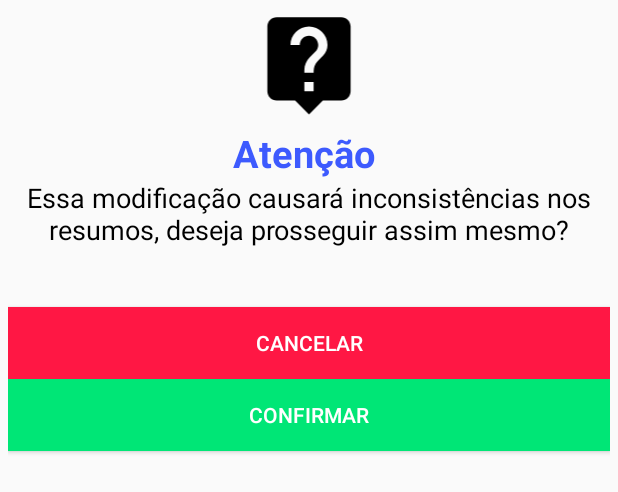
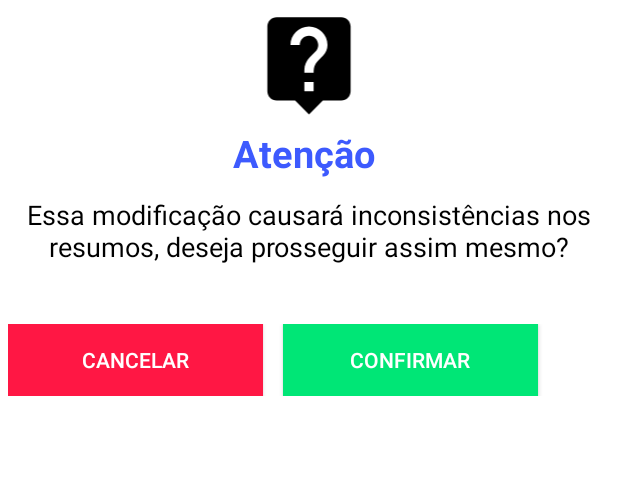
Before and after one commit to vanessakoch/babyroutine, an Android app: the layout dialog_remove.xml on its own in the app's theme, with its tools: preview values and no code run, on a phone screen of 412 x 824 dp. Shown: the top 492 px of the screen. Run offline under Robolectric (Android 15) with nearby library versions, the phone set to English and light mode, and no system bars.

Commit message:
mudanças no resumo completo das atividades

```diff
--- a/app/src/main/java/com/example/baby_routine/EventDao.java
+++ b/app/src/main/java/com/example/baby_routine/EventDao.java
@@ -40,6 +40,10 @@ public interface EventDao {
     @Query("SELECT hour FROM event WHERE `action` LIKE :action AND date LIKE :date ")
     List<String> getHours(String action, String date);
 
+    @Query("SELECT hour FROM event WHERE date LIKE :date ORDER BY id LIMIT 1")
+    String getHoursEvent(String date);
+
+
     @Query("SELECT COUNT(*) FROM event WHERE `action` LIKE :action AND date LIKE :date ")
     int countEvent(String action, String date);
 
--- a/app/src/main/java/com/example/baby_routine/ResumeEventActivity.java
+++ b/app/src/main/java/com/example/baby_routine/ResumeEventActivity.java
@@ -22,15 +22,11 @@ public class ResumeEventActivity extends AppCompatActivity {
         setContentView(R.layout.resume_event);
 
         adapter = new ResumeAdapter(this);
-
         recyclerView = (RecyclerView) findViewById(R.id.recyclerResumeView);
-
         recyclerView.setLayoutManager(new LinearLayoutManager(this));
         recyclerView.setItemAnimator(new DefaultItemAnimator());
         recyclerView.setAdapter(adapter);
-
     }
-
 
     public void return_main(View view) {
         Bundle bundle = new Bundle();
--- a/app/src/main/res/layout/dialog_remove.xml
+++ b/app/src/main/res/layout/dialog_remove.xml
@@ -2,8 +2,10 @@
 <LinearLayout xmlns:android="http://schemas.android.com/apk/res/android"
     xmlns:app="http://schemas.android.com/apk/res-auto"
     xmlns:tools="http://schemas.android.com/tools"
-    android:orientation="vertical" android:layout_width="match_parent"
+    android:layout_width="match_parent"
     android:layout_height="match_parent"
+    android:background="#FFFFFF"
+    android:orientation="vertical"
     android:padding="5dp">
 
     <ImageView
@@ -14,7 +16,7 @@
 
     <TextView
         android:layout_width="101dp"
-        android:layout_height="wrap_content"
+        android:layout_height="46dp"
         android:layout_gravity="center"
         android:layout_marginTop="5dp"
         android:textColor="#3D5AFE"
@@ -31,9 +33,14 @@
         android:textColor="#000000"
         android:textSize="18sp" />
 
+    <LinearLayout
+        android:layout_width="match_parent"
+        android:layout_height="wrap_content"
+        android:orientation="horizontal">
+
         <Button
             android:id="@+id/btnCancela"
-        android:layout_width="match_parent"
+            android:layout_width="170dp"
             android:layout_height="wrap_content"
             android:background="#FF1744"
             android:text="Cancelar"
@@ -41,10 +48,12 @@
 
         <Button
             android:id="@+id/btnConfirma"
-        android:layout_width="match_parent"
+            android:layout_width="170dp"
             android:layout_height="wrap_content"
+            android:layout_marginStart="20px"
             android:background="#00E676"
             android:text="Confirmar"
             android:textColor="#fff" />
+    </LinearLayout>
 
 </LinearLayout>
```
Also changed, not shown: app/src/main/java/com/example/baby_routine/EventAdapter.java (+9 -21 lines), app/src/main/java/com/example/baby_routine/ResumeAdapter.java (+8 -2 lines). Lines whose indentation alone changed are shown as unchanged.
